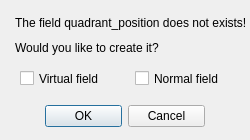
The window that src/gui/LabelPosition_dialog_base.ui (franciscocamellon/LabelPosition) describes before a commit, drawn with Qt 5.
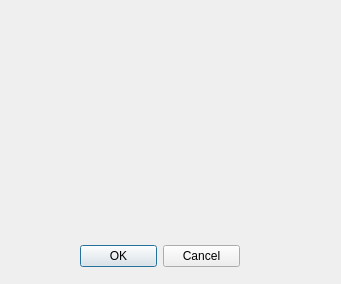
The same window after the commit.

Commit message: Setting dialog

Patch:
```diff
--- a/src/gui/LabelPosition_dialog_base.ui
+++ b/src/gui/LabelPosition_dialog_base.ui
@@ -6,8 +6,8 @@
    <rect>
     <x>0</x>
     <y>0</y>
-    <width>250</width>
-    <height>140</height>
+    <width>341</width>
+    <height>284</height>
    </rect>
   </property>
   <property name="windowTitle">
@@ -16,8 +16,8 @@
   <widget class="QDialogButtonBox" name="button_box">
    <property name="geometry">
     <rect>
-     <x>45</x>
-     <y>100</y>
+     <x>80</x>
+     <y>240</y>
      <width>160</width>
      <height>32</height>
     </rect>
@@ -38,58 +38,6 @@
     <set>QDialogButtonBox::Cancel|QDialogButtonBox::Ok</set>
    </property>
   </widget>
-  <widget class="QLabel" name="label">
-   <property name="geometry">
-    <rect>
-     <x>15</x>
-     <y>15</y>
-     <width>250</width>
-     <height>16</height>
-    </rect>
-   </property>
-   <property name="text">
-    <string>The field quadrant_position does not exists!</string>
-   </property>
-  </widget>
-  <widget class="QCheckBox" name="checkBox">
-   <property name="geometry">
-    <rect>
-     <x>20</x>
-     <y>70</y>
-     <width>100</width>
-     <height>17</height>
-    </rect>
-   </property>
-   <property name="text">
-    <string>Virtual field</string>
-   </property>
-  </widget>
-  <widget class="QCheckBox" name="checkBox_2">
-   <property name="geometry">
-    <rect>
-     <x>135</x>
-     <y>70</y>
-     <width>100</width>
-     <height>17</height>
-    </rect>
-   </property>
-   <property name="text">
-    <string>Normal field</string>
-   </property>
-  </widget>
-  <widget class="QLabel" name="label_2">
-   <property name="geometry">
-    <rect>
-     <x>15</x>
-     <y>40</y>
-     <width>250</width>
-     <height>16</height>
-    </rect>
-   </property>
-   <property name="text">
-    <string>Would you like to create it?</string>
-   </property>
-  </widget>
  </widget>
  <resources/>
  <connections>
```
The commit also changes 3 other files.
